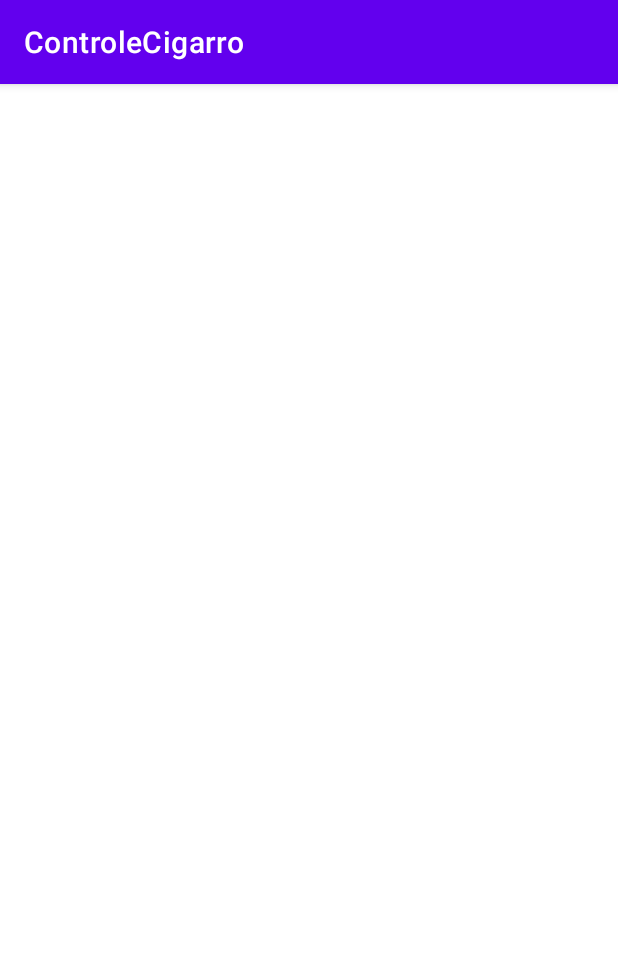
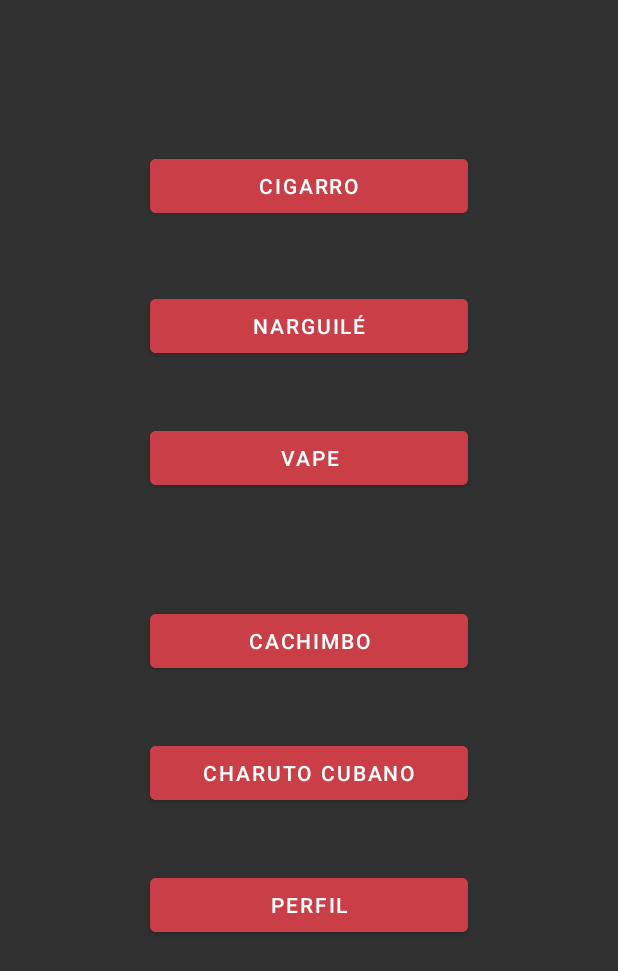
Before and after one commit to felipe-apio-Souza/ControleCigarro, an Android app: the Inicial screen opened directly, with no data from a screen before it, on a phone screen of 412 x 824 dp. Shown: the top 971 px of the screen. Run offline under Robolectric (Android 15) with nearby library versions, the phone set to English and light mode, and no system bars.

Commit message:
tela inicial

```diff
--- a/app/src/main/java/com/example/controlecigarro/Inicial.java
+++ b/app/src/main/java/com/example/controlecigarro/Inicial.java
@@ -3,12 +3,21 @@ package com.example.controlecigarro;
 import androidx.appcompat.app.AppCompatActivity;
 
 import android.os.Bundle;
+import android.widget.Button;
+import android.widget.EditText;
 
 public class Inicial extends AppCompatActivity {
-
+    Button charuto,cigarro,vape,narguilé,cachimbo;
     @Override
     protected void onCreate(Bundle savedInstanceState) {
         super.onCreate(savedInstanceState);
         setContentView(R.layout.activity_inicial);
+        getSupportActionBar().hide();
+        cigarro=findViewById(R.id.cigarro);
+        charuto=findViewById(R.id.charuto);
+        vape=findViewById(R.id.vape);
+        narguilé=findViewById(R.id.narguile);
+        cachimbo=findViewById(R.id.cachimbo);
+
     }
 }
--- a/app/src/main/res/layout/activity_inicial.xml
+++ b/app/src/main/res/layout/activity_inicial.xml
@@ -4,6 +4,101 @@
     xmlns:tools="http://schemas.android.com/tools"
     android:layout_width="match_parent"
     android:layout_height="match_parent"
+    android:background="#313131"
     tools:context=".Inicial">
 
+    <Button
+        android:id="@+id/cigarro"
+        android:layout_width="0dp"
+        android:layout_height="wrap_content"
+        android:layout_marginStart="100dp"
+        android:layout_marginTop="100dp"
+        android:layout_marginEnd="100dp"
+        android:backgroundTint="#CA3E47"
+        android:text="Cigarro"
+        app:layout_constraintBottom_toBottomOf="parent"
+        app:layout_constraintEnd_toEndOf="parent"
+        app:layout_constraintHorizontal_bias="0.264"
+        app:layout_constraintStart_toStartOf="parent"
+        app:layout_constraintTop_toTopOf="parent"
+        app:layout_constraintVertical_bias="0.0" />
+
+    <Button
+        android:id="@+id/narguile"
+        android:layout_width="0dp"
+        android:layout_height="wrap_content"
+        android:layout_marginStart="100dp"
+        android:layout_marginTop="40dp"
+        android:layout_marginEnd="100dp"
+        android:backgroundTint="#CA3E47"
+        android:text="Narguilé"
+        app:layout_constraintBottom_toBottomOf="parent"
+        app:layout_constraintEnd_toEndOf="parent"
+        app:layout_constraintHorizontal_bias="0.258"
+        app:layout_constraintStart_toStartOf="parent"
+        app:layout_constraintTop_toBottomOf="@+id/cigarro"
+        app:layout_constraintVertical_bias="0.009" />
+
+    <Button
+        android:id="@+id/vape"
+        android:layout_width="0dp"
+        android:layout_height="wrap_content"
+        android:layout_marginStart="100dp"
+        android:layout_marginTop="40dp"
+        android:layout_marginEnd="100dp"
+        android:backgroundTint="#CA3E47"
+        android:text="Vape"
+        app:layout_constraintBottom_toBottomOf="parent"
+        app:layout_constraintEnd_toEndOf="parent"
+        app:layout_constraintHorizontal_bias="0.498"
+        app:layout_constraintStart_toStartOf="parent"
+        app:layout_constraintTop_toBottomOf="@+id/narguile"
+        app:layout_constraintVertical_bias="0.0" />
+
+    <Button
+        android:id="@+id/cachimbo"
+        android:layout_width="0dp"
+        android:layout_height="wrap_content"
+        android:layout_marginStart="100dp"
+        android:layout_marginTop="40dp"
+        android:layout_marginEnd="100dp"
+        android:backgroundTint="#CA3E47"
+        android:text="Cachimbo"
+        app:layout_constraintBottom_toBottomOf="parent"
+        app:layout_constraintEnd_toEndOf="parent"
+        app:layout_constraintStart_toStartOf="parent"
+        app:layout_constraintTop_toBottomOf="@+id/vape"
+        app:layout_constraintVertical_bias="0.084" />
+
+    <Button
+        android:id="@+id/charuto"
+        android:layout_width="0dp"
+        android:layout_height="wrap_content"
+        android:layout_marginStart="100dp"
+        android:layout_marginTop="40dp"
+        android:layout_marginEnd="100dp"
+        android:backgroundTint="#CA3E47"
+        android:text="Charuto cubano"
+        app:layout_constraintBottom_toBottomOf="parent"
+        app:layout_constraintEnd_toEndOf="parent"
+        app:layout_constraintHorizontal_bias="0.497"
+        app:layout_constraintStart_toStartOf="parent"
+        app:layout_constraintTop_toBottomOf="@+id/cachimbo"
+        app:layout_constraintVertical_bias="0.0" />
+
+    <Button
+        android:id="@+id/button7"
+        android:layout_width="0dp"
+        android:layout_height="wrap_content"
+        android:layout_marginStart="100dp"
+        android:layout_marginTop="40dp"
+        android:layout_marginEnd="100dp"
+        android:backgroundTint="#CA3E47"
+        android:text="Perfil"
+        app:layout_constraintBottom_toBottomOf="parent"
+        app:layout_constraintEnd_toEndOf="parent"
+        app:layout_constraintHorizontal_bias="0.0"
+        app:layout_constraintStart_toStartOf="parent"
+        app:layout_constraintTop_toBottomOf="@+id/charuto"
+        app:layout_constraintVertical_bias="0.0" />
 </androidx.constraintlayout.widget.ConstraintLayout>
```
